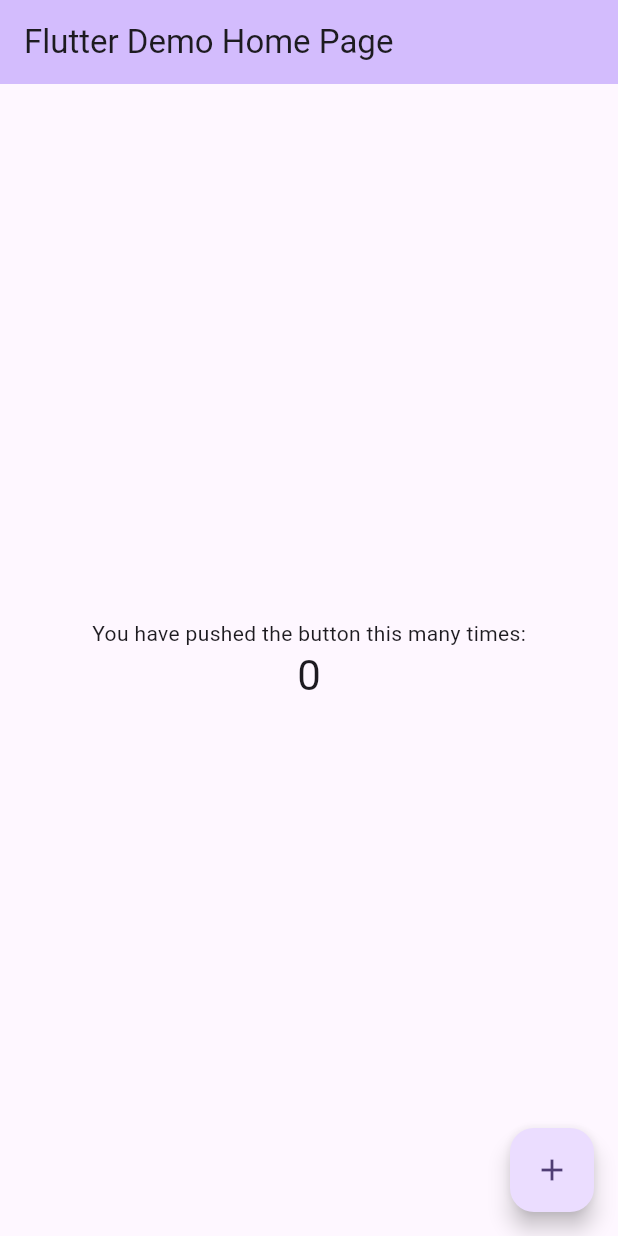
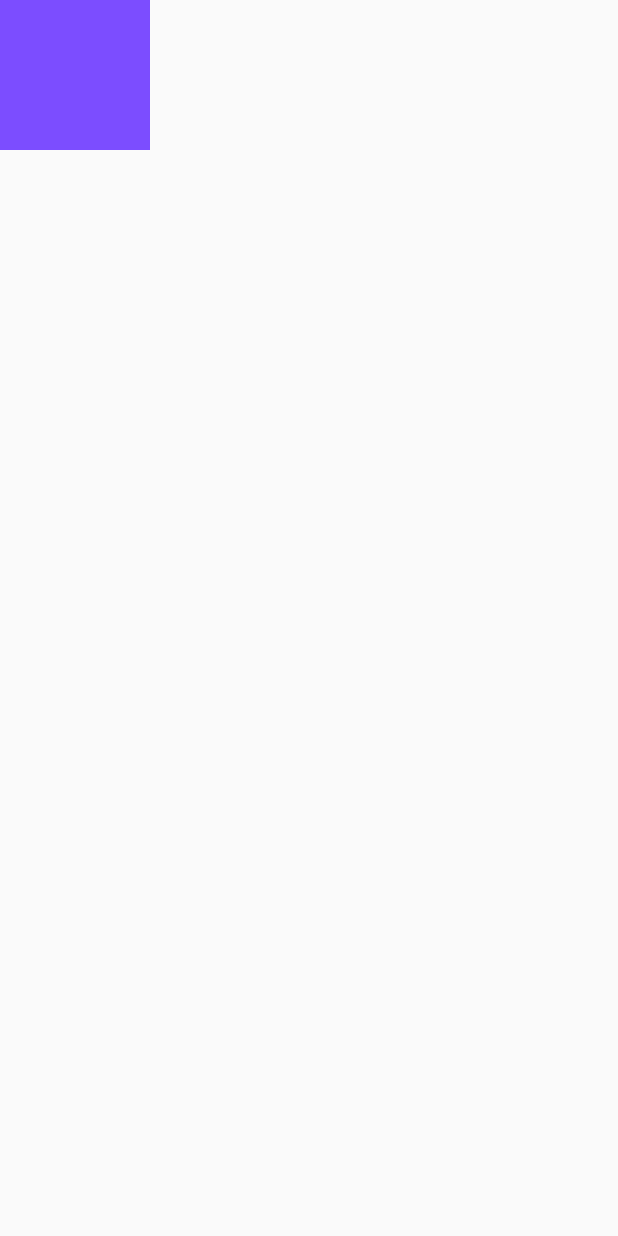
Before and after one commit to UmWooNeAh/GroupSettlement, a Flutter app: the screen it shows after launch, on a phone screen of 412 x 824 dp. Run offline on Flutter 3.47's test engine with Material 2 defaults, Android fonts, the phone set to English and light mode, and no system bars; our stand-ins replace cloud_firestore, firebase_core, get; accounts and stored records are empty.

Commit message:
Feat: GetX basic
main이랑 settlementPage생성

```diff
--- a/lib/main.dart
+++ b/lib/main.dart
@@ -15,119 +15,73 @@ void main() async{
 class MyApp extends StatelessWidget {
   const MyApp({super.key});
 
-  // This widget is the root of your application.
   @override
   Widget build(BuildContext context) {
-    return MaterialApp(
-      title: 'Flutter Demo',
-      theme: ThemeData(
-        // This is the theme of your application.
-        //
-        // TRY THIS: Try running your application with "flutter run". You'll see
-        // the application has a blue toolbar. Then, without quitting the app,
-        // try changing the seedColor in the colorScheme below to Colors.green
-        // and then invoke "hot reload" (save your changes or press the "hot
-        // reload" button in a Flutter-supported IDE, or press "r" if you used
-        // the command line to start the app).
-        //
-        // Notice that the counter didn't reset back to zero; the application
-        // state is not lost during the reload. To reset the state, use hot
-        // restart instead.
-        //
-        // This works for code too, not just values: Most code changes can be
-        // tested with just a hot reload.
-        colorScheme: ColorScheme.fromSeed(seedColor: Colors.deepPurple),
-        useMaterial3: true,
-      ),
-      home: const MyHomePage(title: 'Flutter Demo Home Page'),
+    return GetMaterialApp(
+      debugShowCheckedModeBanner: false,
+      title: "GroupSettlement",
+      initialRoute: "/",
+      initialBinding: BindingsBuilder(() {}),
+      theme: ThemeData(primarySwatch: Colors.pink,),
+      getPages: [
+        GetPage(name: '/',         page: () => const GroupSettlement()),
+        GetPage(name: '/HomePage', page: () => const HomePage(),),
+      ],
     );
   }
 }
 
-class MyHomePage extends StatefulWidget {
-  const MyHomePage({super.key, required this.title});
-
-  // This widget is the home page of your application. It is stateful, meaning
-  // that it has a State object (defined below) that contains fields that affect
-  // how it looks.
-
-  // This class is the configuration for the state. It holds the values (in this
-  // case the title) provided by the parent (in this case the App widget) and
-  // used by the build method of the State. Fields in a Widget subclass are
-  // always marked "final".
-
-  final String title;
+class GroupSettlement extends StatefulWidget {
+  const GroupSettlement({Key? key}) : super(key: key);
 
   @override
-  State<MyHomePage> createState() => _MyHomePageState();
+  State<GroupSettlement> createState() => _GroupSettlement();
 }
 
-class _MyHomePageState extends State<MyHomePage> {
-  int _counter = 0;
+class _GroupSettlement extends State<GroupSettlement> {
+  @override
+  void initState(){
+    super.initState();
 
-  void _incrementCounter() {
-    setState(() {
-      // This call to setState tells the Flutter framework that something has
-      // changed in this State, which causes it to rerun the build method below
-      // so that the display can reflect the updated values. If we changed
-      // _counter without calling setState(), then the build method would not be
-      // called again, and so nothing would appear to happen.
-      _counter++;
-    });
+    Timer(
+      const Duration(seconds: 1),
+      (){
+        Get.offAll(
+          () => const HomePage(),
+            transition: Transition.fadeIn,
+            duration: const Duration(seconds: 2),
+        );
+      },
+    );
   }
 
   @override
   Widget build(BuildContext context) {
-    // This method is rerun every time setState is called, for instance as done
-    // by the _incrementCounter method above.
-    //
-    // The Flutter framework has been optimized to make rerunning build methods
-    // fast, so that you can just rebuild anything that needs updating rather
-    // than having to individually change instances of widgets.
     return Scaffold(
-      appBar: AppBar(
-        // TRY THIS: Try changing the color here to a specific color (to
-        // Colors.amber, perhaps?) and trigger a hot reload to see the AppBar
-        // change color while the other colors stay the same.
-        backgroundColor: Theme.of(context).colorScheme.inversePrimary,
-        // Here we take the value from the MyHomePage object that was created by
-        // the App.build method, and use it to set our appbar title.
-        title: Text(widget.title),
+      body: Container(
+        alignment: Alignment.center,
+        child: const Text("Group Settlement"),
       ),
-      body: Center(
-        // Center is a layout widget. It takes a single child and positions it
-        // in the middle of the parent.
-        child: Column(
-          // Column is also a layout widget. It takes a list of children and
-          // arranges them vertically. By default, it sizes itself to fit its
-          // children horizontally, and tries to be as tall as its parent.
-          //
-          // Column has various properties to control how it sizes itself and
-          // how it positions its children. Here we use mainAxisAlignment to
-          // center the children vertically; the main axis here is the vertical
-          // axis because Columns are vertical (the cross axis would be
-          // horizontal).
-          //
-          // TRY THIS: Invoke "debug painting" (choose the "Toggle Debug Paint"
-          // action in the IDE, or press "p" in the console), to see the
-          // wireframe for each widget.
-          mainAxisAlignment: MainAxisAlignment.center,
-          children: <Widget>[
-            const Text(
-              'You have pushed the button this many times:',
-            ),
-            Text(
-              '$_counter',
-              style: Theme.of(context).textTheme.headlineMedium,
-            ),
-          ],
-        ),
-      ),
-      floatingActionButton: FloatingActionButton(
-        onPressed: _incrementCounter,
-        tooltip: 'Increment',
-        child: const Icon(Icons.add),
-      ), // This trailing comma makes auto-formatting nicer for build methods.
     );
   }
 }
+
+class HomePage extends StatefulWidget {
+  const HomePage({super.key});
+
+  @override
+  State<HomePage> createState() => _HomePageState();
+}
+
+class _HomePageState extends State<HomePage> {
+  @override
+  Widget build(BuildContext context) {
+    return Scaffold(
+      body: Container(
+        height: 100,
+        width: 100,
+        color: Colors.deepPurpleAccent,
+      ),
+    );
+  }
+}
```
